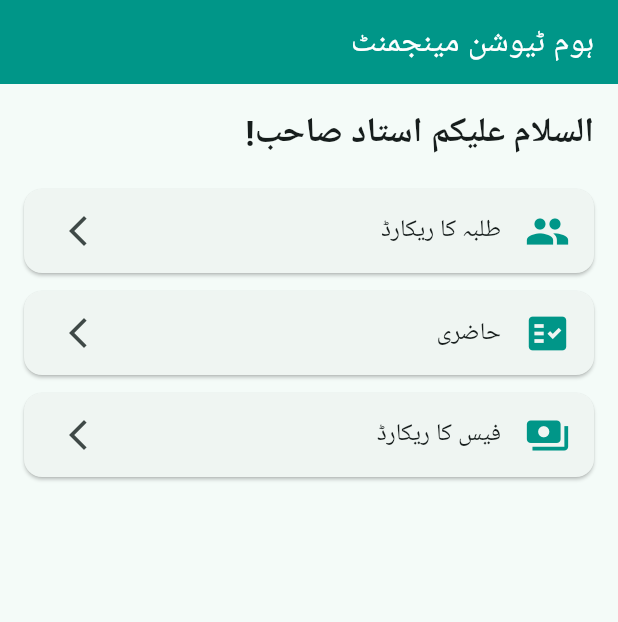
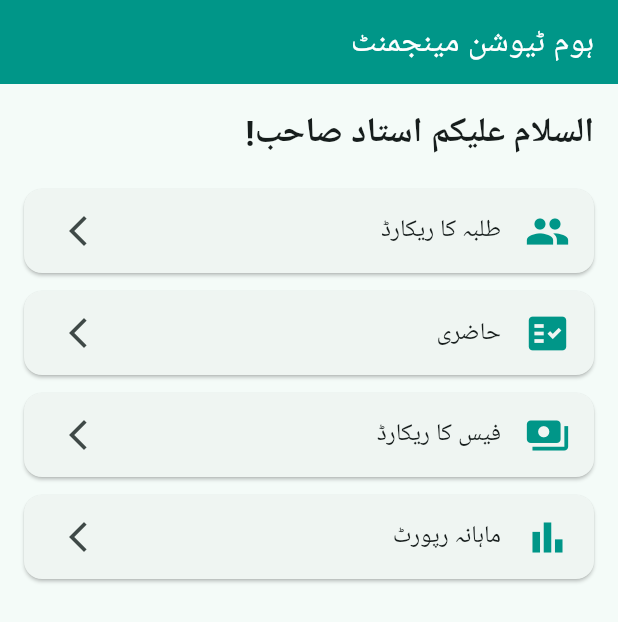
Before and after one commit to awaisjutt92786786-beep/individual-tutor-app1, a Flutter app: the screen it shows after launch, on a phone screen of 412 x 824 dp. Shown: the top 622 px of the screen. Run offline on Flutter 3.47's test engine with Material 3 defaults, Android fonts, the phone set to English and light mode, and no system bars; statements that could not run were skipped.

Commit message:
Update main.dart

```diff
--- a/lib/main.dart
+++ b/lib/main.dart
@@ -1,9 +1,9 @@
-
 
 import 'package:flutter/material.dart';
 import 'student_page.dart';
 import 'attendance_page.dart';
 import 'fees_page.dart';
+import 'report_page.dart';
 
 void main() {
   runApp(const TutorApp());
@@ -57,24 +57,14 @@ class DashboardPage extends StatelessWidget {
               ),
             ),
             const SizedBox(height: 20),
-            dashboardButton(
-              context,
-              'طلبہ کا ریکارڈ',
-              Icons.people,
-              const StudentPage(),
-            ),
-            dashboardButton(
-              context,
-              'حاضری',
-              Icons.fact_check,
-              const AttendancePage(),
-            ),
-            dashboardButton(
-              context,
-              'فیس کا ریکارڈ',
-              Icons.payments,
-              const FeesPage(),
-            ),
+            dashboardButton(context, 'طلبہ کا ریکارڈ',
+                Icons.people, const StudentPage()),
+            dashboardButton(context, 'حاضری',
+                Icons.fact_check, const AttendancePage()),
+            dashboardButton(context, 'فیس کا ریکارڈ',
+                Icons.payments, const FeesPage()),
+            dashboardButton(context, 'ماہانہ رپورٹ',
+                Icons.bar_chart, const ReportPage()),
           ],
         ),
       ),
```
